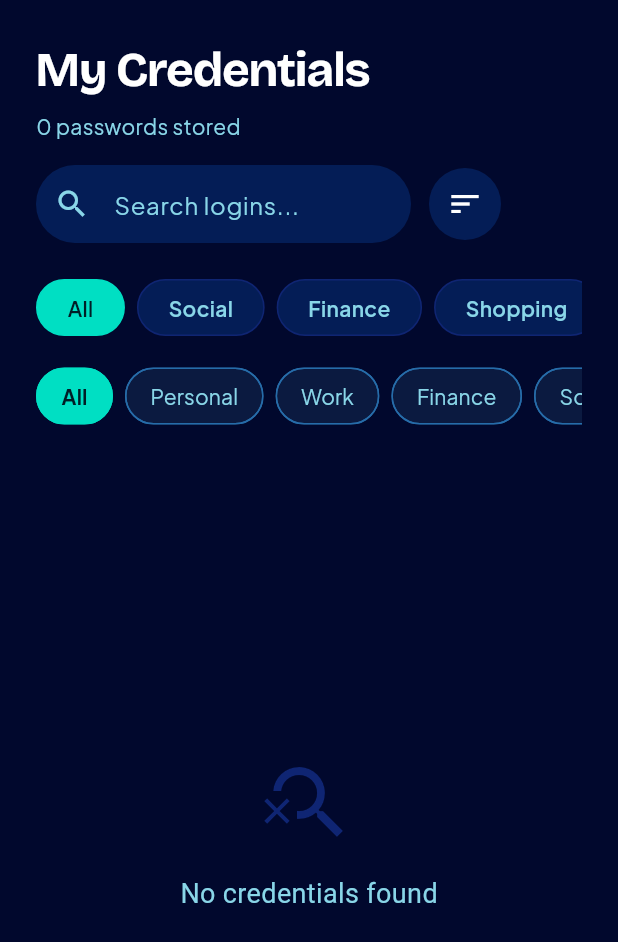
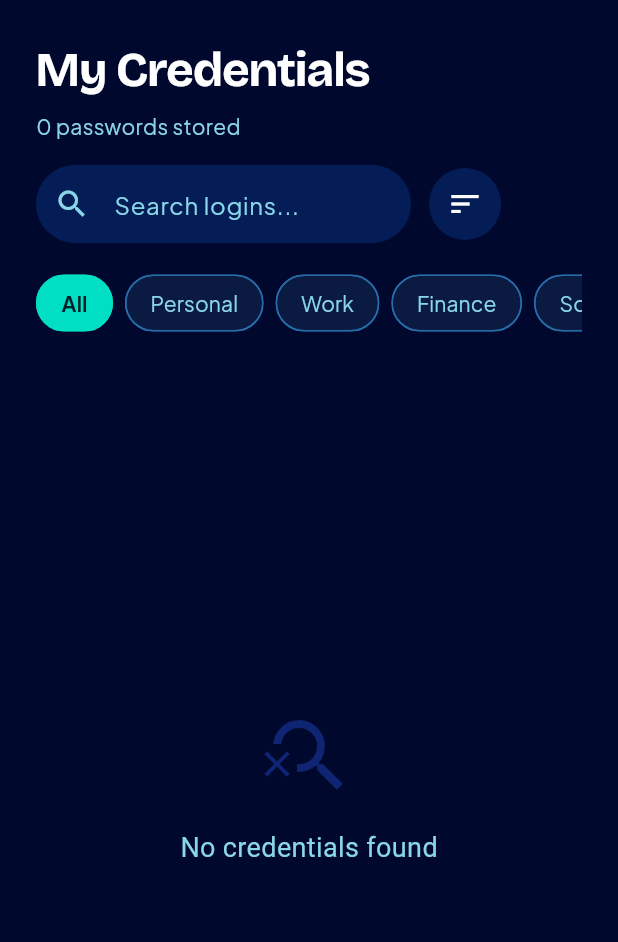
Before and after one commit to Anonymous-ABC-XYZ/password-manager-flutter, a Flutter app: the PasswordsPage screen opened directly, on a phone screen of 412 x 824 dp. Shown: the top 942 px of the screen. Run offline on Flutter 3.47's test engine with Material 3 defaults, Android fonts, the phone set to English and light mode, and no system bars; our stand-ins replace dio, flutter_secure_storage, google_fonts, sqflite, sqflite_common_ffi; missing offline and left inert: animated_button, dart:ffi, fuzzywuzzy, googleapis, oauth2, sqlite3; accounts and stored records are empty.

Commit message:
fix(ui): Remove redundant filter chips from CredentialsHeader

```diff
--- a/lib/credentials_header.dart
+++ b/lib/credentials_header.dart
@@ -84,45 +84,8 @@ class CredentialsHeader extends StatelessWidget {
             );
           }
         ),
-        const SizedBox(height: 24),
-
-        // Filter Chips (Visual Placeholders)
-        SingleChildScrollView(
-          scrollDirection: Axis.horizontal,
-          child: Row(
-            children: [
-              _buildChip('All', true),
-              _buildChip('Social', false),
-              _buildChip('Finance', false),
-              _buildChip('Shopping', false),
-              _buildChip('Work', false),
-              _buildChip('Entertainment', false),
-            ],
-          ),
-        ),
+        // Filter Chips removed - functionality moved to CategoryFilterBar
       ],
     );
   }
-
-  Widget _buildChip(String label, bool isActive) {
-    return Padding(
-      padding: const EdgeInsets.only(right: 8.0),
-      child: Container(
-        padding: const EdgeInsets.symmetric(horizontal: 20, vertical: 8),
-        decoration: BoxDecoration(
-          color: isActive ? BentoColors.primary : BentoColors.surfaceDark,
-          borderRadius: BorderRadius.circular(24),
-          border: Border.all(color: isActive ? BentoColors.primary : BentoColors.surfaceHover),
-        ),
-        child: Text(
-          label,
-          style: BentoStyles.body.copyWith(
-            color: isActive ? BentoColors.onPrimary : BentoColors.textMuted,
-            fontWeight: FontWeight.w600,
-            fontSize: 14,
-          ),
-        ),
-      ),
-    );
-  }
 }
```
